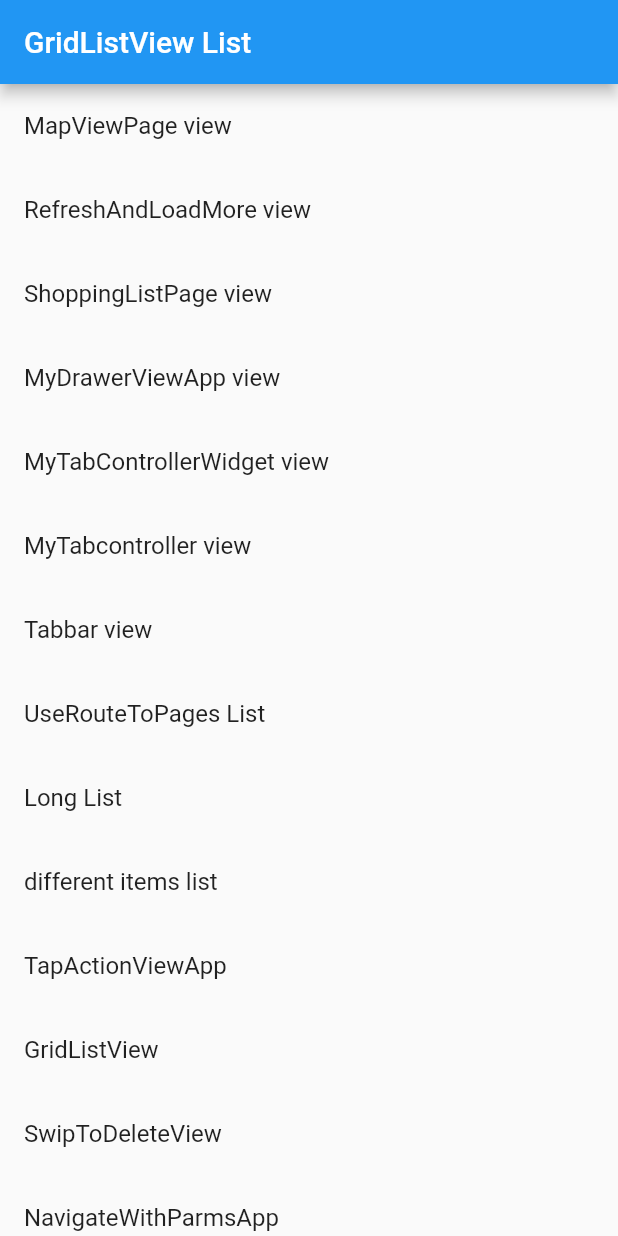
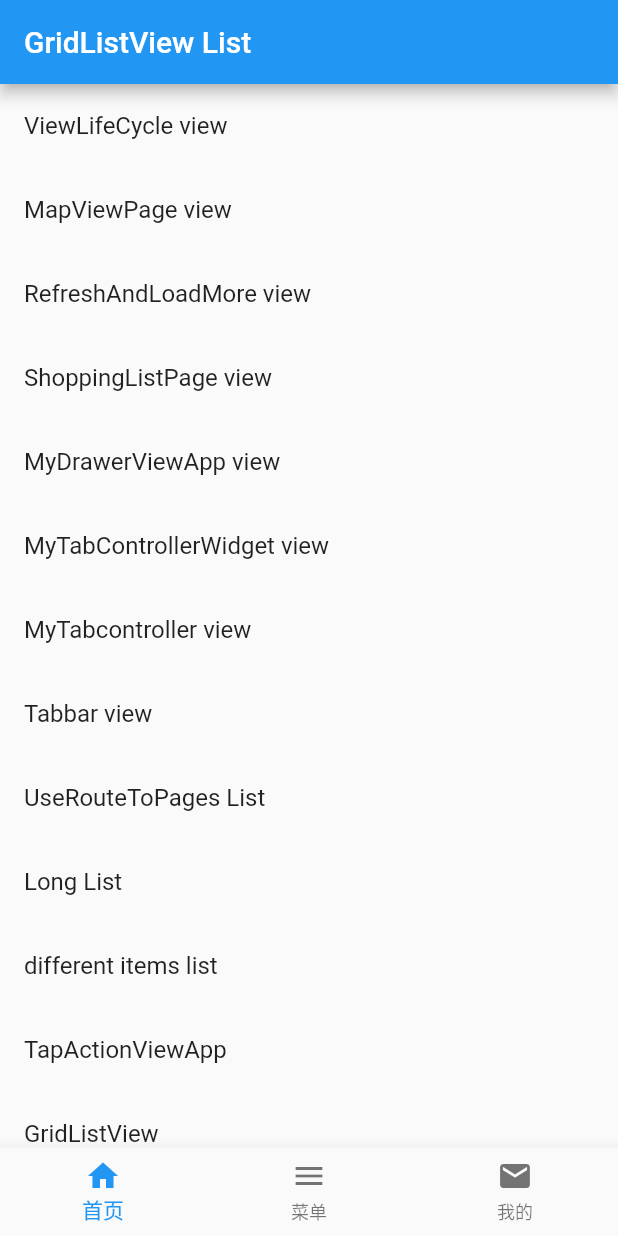
Before and after one commit to LucyBenYing/learnFlutter, a Flutter app: the screen it shows after launch, on a phone screen of 412 x 824 dp. Run offline on Flutter 3.47's test engine with Material 2 defaults, Android fonts, the phone set to English and light mode, and no system bars; our stand-ins replace dio, flutter_map, latlong, transparent_image; missing offline and left inert: jpush_flutter; generated files the repository leaves out were written again; network calls fail.

```diff
--- /dev/null
+++ b/flutterdemo1/lib/BaseFlutter/BaseFlutter.dart
@@ -0,0 +1,78 @@
+import 'package:flutter/material.dart';
+import 'package:flutterdemo1/longlist/ListsHomePage.dart';
+import 'package:flutterdemo1/BaseFlutter/TextImageButton.dart';
+// import 'package:flutterdemo1/aboutEarthquake/EarthquakeMian.dart';
+// import 'package:flutterdemo1/ShoppingList/ShoppingList.dart';
+import 'package:flutterdemo1/others/Shopping.dart';
+//
+class  BaseFlutterApp extends StatelessWidget {
+  @override
+  Widget build(BuildContext context) {
+    return  new MaterialApp(
+      home: new BottomNavigationWidget(),
+    );
+  }
+}
+
+class BottomNavigationWidget extends StatefulWidget {
+  @override
+  State<StatefulWidget> createState() {
+    return _BottomNavigationWidgetState();
+  }
+}
+
+class  _BottomNavigationWidgetState extends State<BottomNavigationWidget> {
+  int _currentIndex = 0;
+  List<Widget> pages = List<Widget>();
+
+  @override
+  void initState(){
+    super.initState();
+    pages
+      ..add(TestApp())
+      ..add(SimpleTextWidget())
+      ..add(ShoppingListHome());
+  }
+
+
+  BottomNavigationBar _bottomBar (BuildContext context) {
+    return  new BottomNavigationBar(
+      currentIndex: _currentIndex,
+          items: [
+            BottomNavigationBarItem(
+              icon:  new  Icon(
+                Icons.home,
+              ),
+            title: new Text('首页'),
+
+            ),
+              BottomNavigationBarItem(
+              icon:   new Icon(Icons.menu),
+            title: new Text('菜单'),
+            ),
+              BottomNavigationBarItem(
+              icon:  new Icon(Icons.mail),
+            title: new Text('我的'),
+            ),
+          ],
+          onTap: ( int index){
+          print('self.$index');
+          _tapAction(index, context);
+          }
+    );
+  }
+  void _tapAction(int index , BuildContext context) {
+      setState(() {
+        _currentIndex = index;
+      });
+  }
+
+  @override
+  Widget build(BuildContext context) {
+    return  new Scaffold(
+      body: pages[_currentIndex],
+      bottomNavigationBar: _bottomBar(context),
+    );
+  }
+
+}
--- a/flutterdemo1/lib/aboutEarthquake/EarthquakeData.dart
+++ b/flutterdemo1/lib/aboutEarthquake/EarthquakeData.dart
@@ -14,6 +14,7 @@ class EarthquakeData extends StatelessWidget {
     "code": 200,
     "msg": "\u6210\u529f",
     "data": [
+
 
         {
             "id": 143,
--- a/flutterdemo1/lib/longlist/ListsHomePage.dart
+++ b/flutterdemo1/lib/longlist/ListsHomePage.dart
@@ -21,6 +21,8 @@ import 'package:flutterdemo1/Tabbar/Drawers.dart';
 
 import 'package:flutterdemo1/ShoppingList/ShoppingList.dart';
 import 'package:flutterdemo1/aboutEarthquake/MapView.dart';
+
+import 'package:flutterdemo1/others/LifeCycle.dart';
 
 class  TestApp extends StatelessWidget {
   @override
@@ -53,6 +55,11 @@ class GuideItem {
 class ListHomePage extends StatelessWidget {
   //
   final items = [
+    // ViewLifeCycle
+      new GuideItem (
+      showName: 'ViewLifeCycle view ',
+      gotoWidget: new ViewLifeCycle()
+    ),
     // MapViewPage
     new GuideItem (
       showName: 'MapViewPage view ',
--- a/flutterdemo1/lib/longlist/RereshAndLoadMore.dart
+++ b/flutterdemo1/lib/longlist/RereshAndLoadMore.dart
@@ -95,7 +95,7 @@ class ItemEntity {
 }
 
 class ItemsView extends StatelessWidget {
-  ItemEntity itemEntity;
+  final ItemEntity itemEntity;
   ItemsView(this.itemEntity);
   @override
   Widget build(BuildContext context) {
--- a/flutterdemo1/lib/main.dart
+++ b/flutterdemo1/lib/main.dart
@@ -1,5 +1,6 @@
 import 'package:flutter/material.dart';
-import 'package:flutterdemo1/longlist/ListsHomePage.dart';
+
+import 'package:flutterdemo1/BaseFlutter/BaseFlutter.dart';
 
 
 
@@ -11,6 +12,6 @@ class MyApp extends StatelessWidget {
 
   @override
   Widget build(BuildContext context) {
-    return TestApp();
+    return BaseFlutterApp();
   }
 }
```
Also changed, not shown: flutterdemo1/lib/BaseFlutter/TextImageButton.dart (added, +241 -0 lines), flutterdemo1/lib/others/LifeCycle.dart (added, +90 -0 lines), 1 other file.
